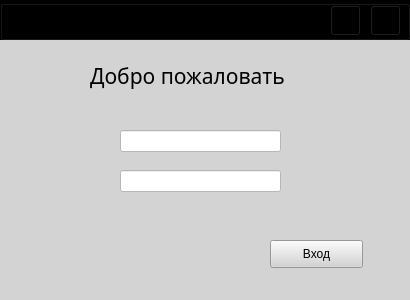
The window that src/Window/ui/authorizationWindow.ui (alneremin/lung-cancer-diagnosis) describes before a commit, drawn with Qt 5.
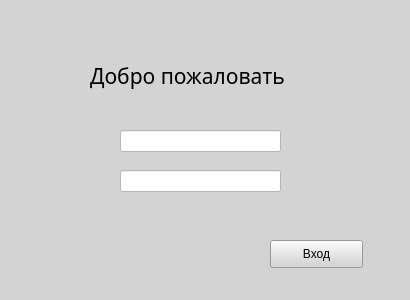
The same window after the commit. Icons and pictures are not drawn.

```diff
--- a/src/Window/ui/authorizationWindow.ui
+++ b/src/Window/ui/authorizationWindow.ui
@@ -134,54 +134,6 @@
     <pixmap>img/key.png</pixmap>
    </property>
   </widget>
-  <widget class="QGroupBox" name="tabBar">
-   <property name="geometry">
-    <rect>
-     <x>0</x>
-     <y>0</y>
-     <width>410</width>
-     <height>40</height>
-    </rect>
-   </property>
-   <property name="styleSheet">
-    <string notr="true">background-color: black; font: 10pt</string>
-   </property>
-   <property name="title">
-    <string/>
-   </property>
-   <widget class="QPushButton" name="buttonInfo">
-    <property name="geometry">
-     <rect>
-      <x>330</x>
-      <y>5</y>
-      <width>31</width>
-      <height>31</height>
-     </rect>
-    </property>
-    <property name="styleSheet">
-     <string notr="true">color: white</string>
-    </property>
-    <property name="text">
-     <string/>
-    </property>
-   </widget>
-   <widget class="QPushButton" name="buttonClose">
-    <property name="geometry">
-     <rect>
-      <x>370</x>
-      <y>5</y>
-      <width>31</width>
-      <height>31</height>
-     </rect>
-    </property>
-    <property name="styleSheet">
-     <string notr="true">color: white</string>
-    </property>
-    <property name="text">
-     <string/>
-    </property>
-   </widget>
-  </widget>
  </widget>
  <resources/>
  <connections/>
```
